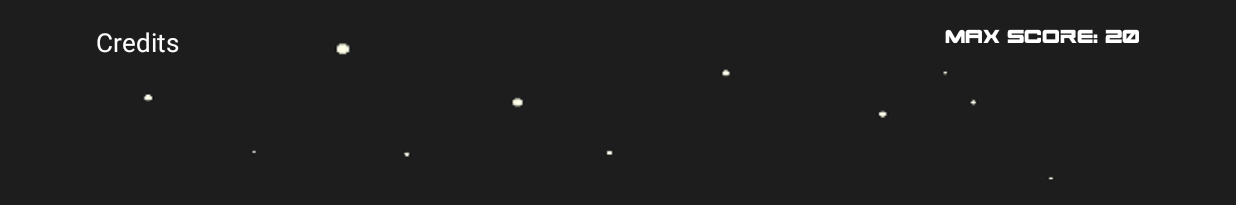
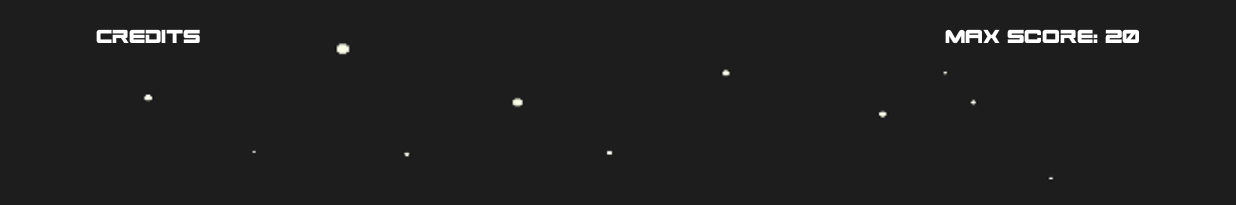
Before and after one commit to nagot21/VectorFlappy, an Android app: the screen it shows after launch (MainActivity), on a phone screen of 824 x 412 dp (held sideways). Shown: the top 205 px of the screen. Run offline under Robolectric (Android 15) with nearby library versions, the phone set to English and light mode, and no system bars; 1 statement that could not run was skipped.

Commit message:
Add buttonCredit to MainActivity and change its font

```diff
--- a/app/src/main/java/com/nagot/vectorflappy/MainActivity.java
+++ b/app/src/main/java/com/nagot/vectorflappy/MainActivity.java
@@ -58,6 +58,12 @@ public class MainActivity extends Activity {
         final Button buttonPlay = (Button) findViewById(R.id.buttonPlay);
         Typeface buttonPlayFont = Typeface.createFromAsset(getAssets(), "fonts/spaceranger.otf");
         buttonPlay.setTypeface(buttonPlayFont);
+
+        // Instancia botão de créditos e sua fonte
+
+        final Button buttonCredits = (Button) findViewById(R.id.buttonCredits);
+        Typeface buttonCreditsFont = Typeface.createFromAsset(getAssets(), "fonts/spaceranger.otf");
+        buttonCredits.setTypeface(buttonCreditsFont);
 
         if (x <= 800) {
             title.setTextSize(50);
```
